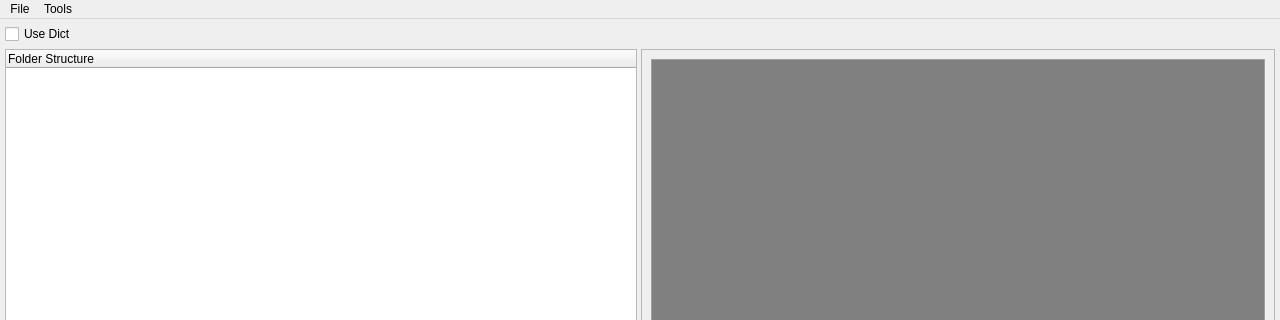
Qt form mainwindow.ui (Waldenth/Imas2ToolS) before a commit; both pictures show x 0 to 1280 and y 0 to 320 of the 1280 by 720 pixel window.
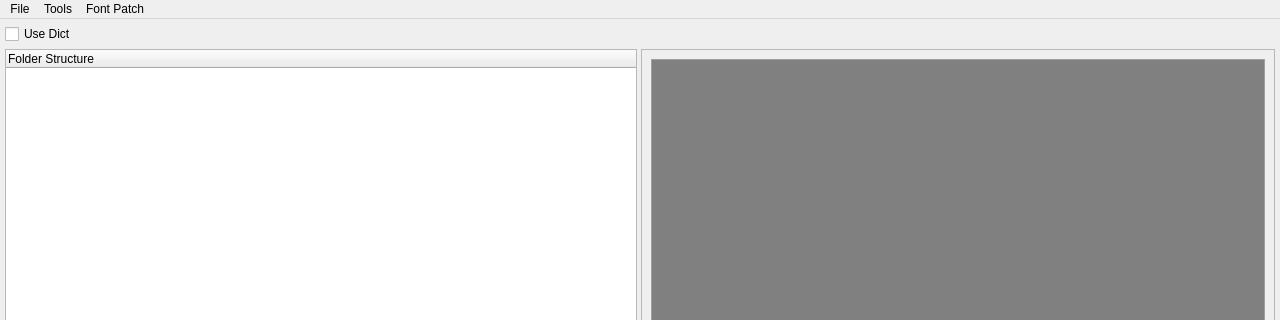
The same form after that commit.

What changed in the file:
```diff
--- a/mainwindow.ui
+++ b/mainwindow.ui
@@ -146,8 +146,16 @@
         <addaction name="actionExport_all_images" />
         <addaction name="actionExport_all_xmbs" />
       </widget>
+      <widget class="QMenu" name="menuFont">
+        <property name="title">
+          <string>Font Patch</string>
+        </property>
+        <addaction name="actionBuildCharMap" />
+        <addaction name="actionBuildFontImageNFH" />
+      </widget>
       <addaction name="menuFile" />
       <addaction name="menuTools" />
+      <addaction name="menuFont" />
     </widget>
     <widget class="QStatusBar" name="statusbar" />
     <action name="actionOpen_mpc">
```
Left out of the diff: 38 changed lines with no effect on the pictures.
